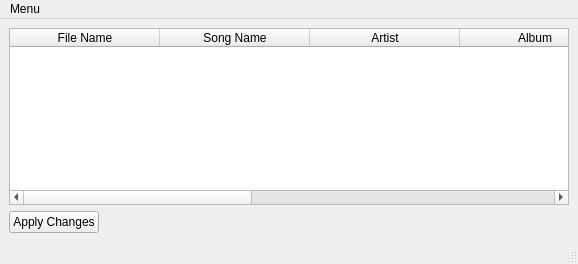
This is app/src/mainwindow.ui in MansTomb/utag as Qt 5 draws it before an edit. The edited form follows.
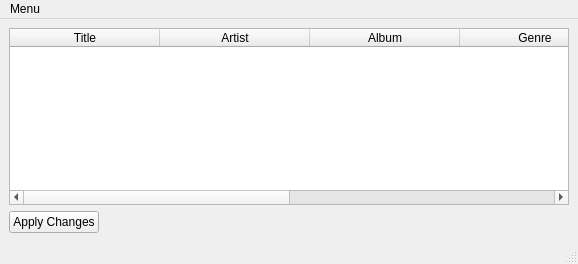
This is the edited form. Custom widgets are drawn as their Qt base class.

Commit message: Refactor + rearranger columns in table

Patch:
```diff
--- a/app/src/mainwindow.ui
+++ b/app/src/mainwindow.ui
@@ -44,7 +44,7 @@
          <bool>true</bool>
         </property>
         <property name="columnCount">
-         <number>7</number>
+         <number>6</number>
         </property>
         <attribute name="horizontalHeaderVisible">
          <bool>true</bool>
@@ -60,12 +60,7 @@
         </attribute>
         <column>
          <property name="text">
-          <string>File Name</string>
-         </property>
-        </column>
-        <column>
-         <property name="text">
-          <string>Song Name</string>
+          <string>Title</string>
          </property>
         </column>
         <column>
@@ -90,7 +85,7 @@
         </column>
         <column>
          <property name="text">
-          <string>FilePath</string>
+          <string>File Path</string>
          </property>
         </column>
        </widget>
```
The commit also changes 4 other files.
